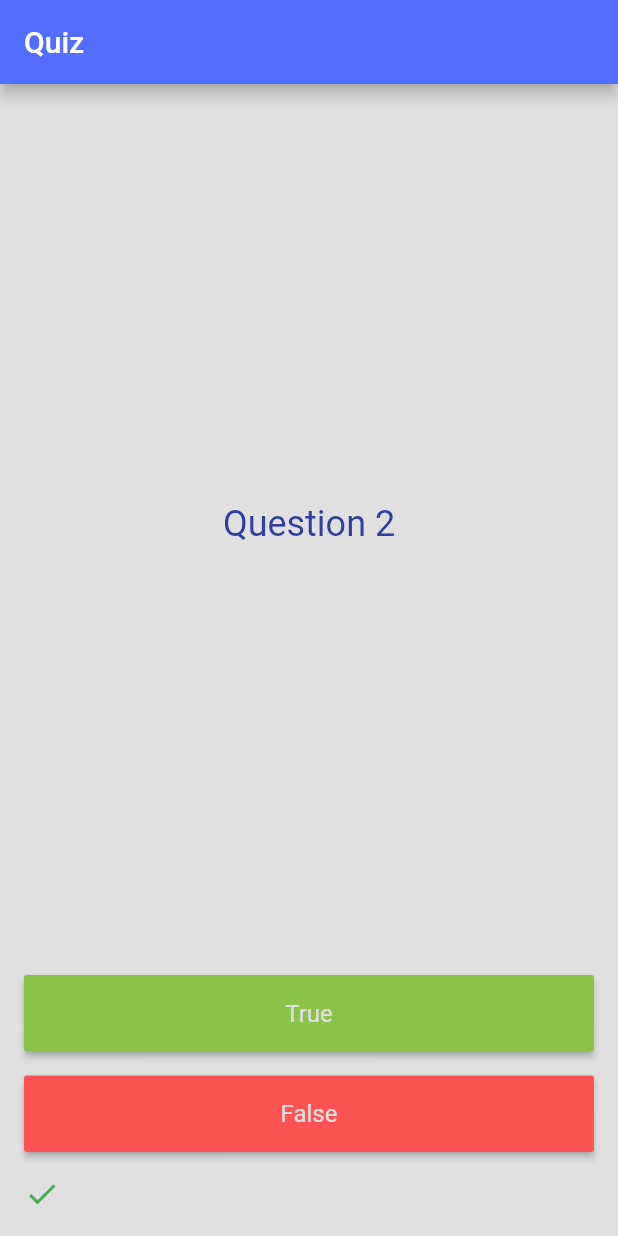
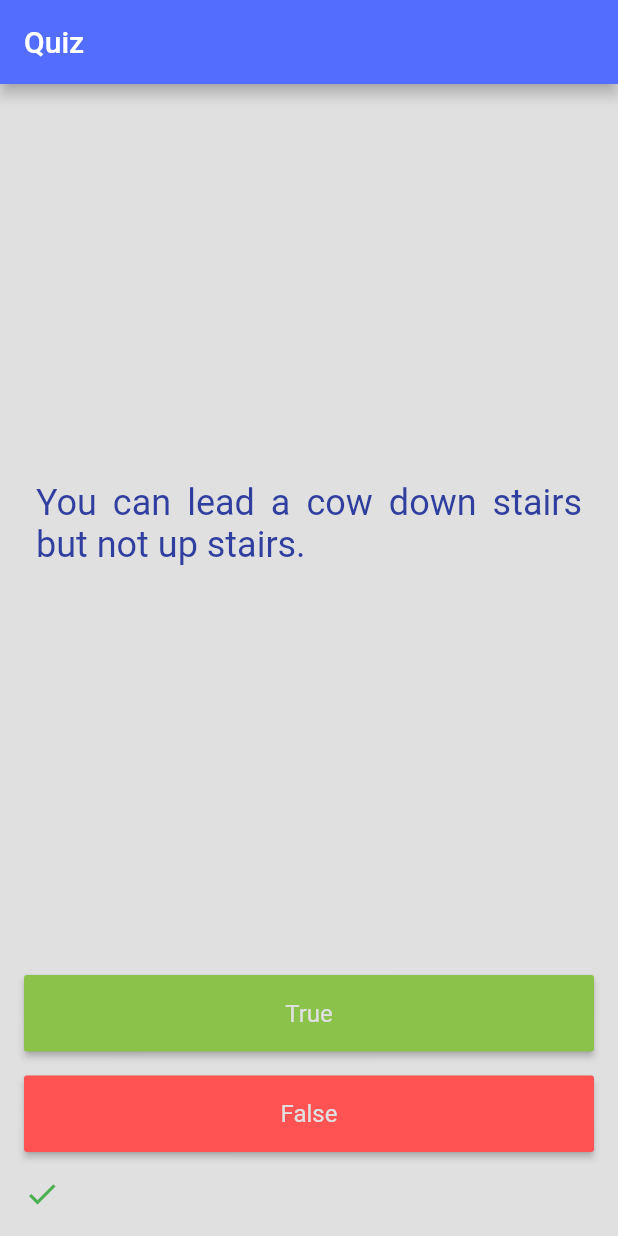
Before and after one commit to cicelcup/Learning_Flutter_Quiz_Game, a Flutter app: the screen it shows after launch, after a tap on "True", on a phone screen of 412 x 824 dp. Run offline on Flutter 3.47's test engine with Material 2 defaults, Android fonts, the phone set to English and light mode, and no system bars.

Commit message:
Class abstraction

```diff
--- a/lib/main.dart
+++ b/lib/main.dart
@@ -1,4 +1,6 @@
 import 'package:flutter/material.dart';
+import 'questionsBrain.dart';
+import 'question.dart';
 
 void main() => runApp(MyApp());
 
@@ -23,34 +25,13 @@
 }
 
 class Quiz extends StatefulWidget {
+  final List<Question> questions = QuestionsBrain().questions;
   @override
   _QuizState createState() => _QuizState();
 }
 
-class Questions {
-  final String title;
-  final bool answer;
-
-  Questions(this.title, this.answer);
-}
-
 class _QuizState extends State<Quiz> {
-  static final questions = [
-    Questions("Question 1", true),
-    Questions("Question 2", false),
-    Questions("Question 3", false),
-    Questions("Question 4", true),
-    Questions("Question 5", true),
-    Questions("Question 6", true),
-    Questions("Question 7", false),
-    Questions("Question 8", false),
-    Questions("Question 9", true),
-    Questions("Question 10", true),
-    Questions("Question 11", false),
-    Questions("Question 12", true)
-  ];
   final List<Widget> score = [];
-
   var indexQuestionShowed = 0;
 
   void addOkCheck() {
@@ -72,7 +53,7 @@
   }
 
   void checkAnswer(bool buttonValue) {
-    if (buttonValue == questions[indexQuestionShowed].answer) {
+    if (buttonValue == widget.questions[indexQuestionShowed].answer) {
       addOkCheck();
     } else {
       addWrongMark();
@@ -81,7 +62,7 @@
   }
 
   void showNextQuestion() {
-    if (indexQuestionShowed < questions.length - 1) {
+    if (indexQuestionShowed < widget.questions.length - 1) {
       indexQuestionShowed++;
     } else {
       indexQuestionShowed = 0;
@@ -95,12 +76,18 @@
       crossAxisAlignment: CrossAxisAlignment.stretch,
       children: <Widget>[
         Expanded(
-          child: Center(
-            child: Text(
-              questions[indexQuestionShowed].title,
-              style: Theme.of(context).textTheme.headline5.copyWith(
-                    color: Colors.indigo[700],
-                  ),
+          child: Padding(
+            padding: const EdgeInsets.symmetric(
+              horizontal: 24.0,
+            ),
+            child: Center(
+              child: Text(
+                widget.questions[indexQuestionShowed].title,
+                style: Theme.of(context).textTheme.headline5.copyWith(
+                      color: Colors.indigo[700],
+                    ),
+                textAlign: TextAlign.justify,
+              ),
             ),
           ),
         ),
--- /dev/null
+++ b/lib/question.dart
@@ -0,0 +1,6 @@
+class Question {
+  final String title;
+  final bool answer;
+
+  Question(this.title, this.answer);
+}
--- /dev/null
+++ b/lib/questionsBrain.dart
@@ -0,0 +1,37 @@
+import 'question.dart';
+
+class QuestionsBrain {
+  final questions = [
+    Question('Some cats are actually allergic to humans', true),
+    Question('You can lead a cow down stairs but not up stairs.', false),
+    Question('Approximately one quarter of human bones are in the feet.', true),
+    Question('A slug\'s blood is green.', true),
+    Question('Buzz Aldrin\'s mother\'s maiden name was \"Moon\".', true),
+    Question('It is illegal to pee in the Ocean in Portugal.', true),
+    Question(
+        'No piece of square dry paper can be folded in half more than 7 times.',
+        false),
+    Question(
+        'In London, UK, if you happen to die in the House of Parliament, '
+        'you are technically entitled to a state funeral, because the '
+        'building is considered too sacred a place.',
+        true),
+    Question(
+        'The loudest sound produced by any animal is 188 decibels. That animal '
+        'is the African Elephant.',
+        false),
+    Question(
+        'The total surface area of two human lungs is approximately 70 square '
+        'metres.',
+        true),
+    Question('Google was originally called \"Backrub\".', true),
+    Question(
+        'Chocolate affects a dog\'s heart and nervous system; a few ounces '
+        'are enough to kill a small dog.',
+        true),
+    Question(
+        'In West Virginia, USA, if you accidentally hit an animal with your car,'
+        ' you are free to take it home to eat.',
+        true),
+  ];
+}
```
